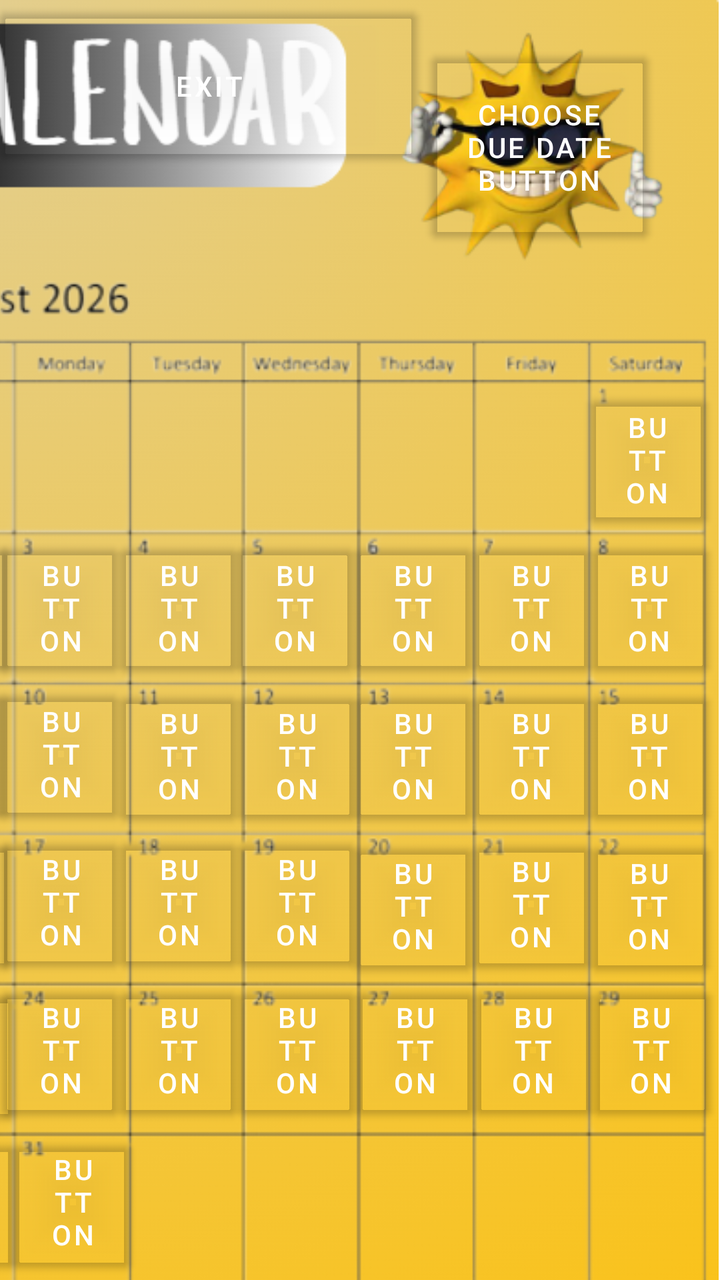
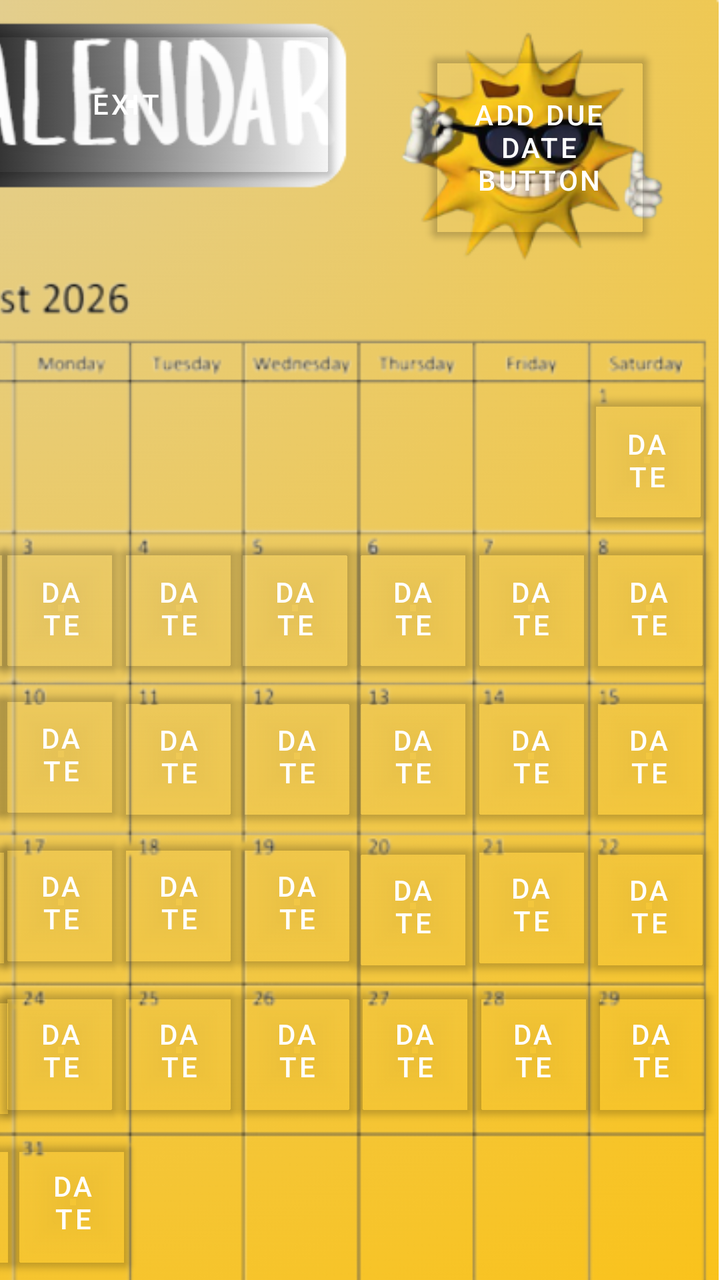

The first picture is an Android layout as it rendered before a commit; the second is the same layout after the commit. The layout source and the unified diff follow.
<!-- AndroidManifest.xml: application theme Theme._6buzzer -->
<!-- res/layout/activity_dav.xml -->
<?xml version="1.0" encoding="utf-8"?>
<androidx.constraintlayout.widget.ConstraintLayout xmlns:android="http://schemas.android.com/apk/res/android"
    xmlns:app="http://schemas.android.com/apk/res-auto"
    xmlns:tools="http://schemas.android.com/tools"
    android:id="@+id/main"
    android:layout_width="match_parent"
    android:layout_height="match_parent"
    tools:context=".Test.dav">

    <ImageView
        android:id="@+id/imageView7"
        android:layout_width="416dp"
        android:layout_height="735dp"
        app:layout_constraintEnd_toEndOf="parent"
        app:layout_constraintTop_toTopOf="parent"
        app:srcCompat="@drawable/_840951165_2501849846960874_5655598463162037192_n" />

    <Button
        android:id="@+id/button16"
        android:layout_width="59dp"
        android:layout_height="74dp"
        android:layout_marginTop="193dp"
        android:layout_marginEnd="7dp"
        android:backgroundTint="#00FFFFFF"
        android:text="Button"
        app:layout_constraintEnd_toEndOf="parent"
        app:layout_constraintTop_toTopOf="parent" />

    <Button
        android:id="@+id/button17"
        android:layout_width="59dp"
        android:layout_height="74dp"
        android:layout_marginTop="267dp"
        android:layout_marginEnd="6dp"
        android:backgroundTint="#00FFFFFF"
        android:text="Button"
        app:layout_constraintEnd_toEndOf="parent"
        app:layout_constraintTop_toTopOf="parent" />

    <Button
        android:id="@+id/button18"
        android:layout_width="59dp"
        android:layout_height="74dp"
        android:layout_marginTop="267dp"
        android:layout_marginEnd="65dp"
        android:backgroundTint="#00FFFFFF"
        android:text="Button"
        app:layout_constraintEnd_toEndOf="parent"
        app:layout_constraintTop_toTopOf="parent" />

    <Button
        android:id="@+id/button22"
        android:layout_width="59dp"
        android:layout_height="74dp"
        android:layout_marginTop="267dp"
        android:layout_marginEnd="124dp"
        android:backgroundTint="#00FFFFFF"
        android:text="Button"
        app:layout_constraintEnd_toEndOf="parent"
        app:layout_constraintTop_toTopOf="parent" />

    <Button
        android:id="@+id/button23"
        android:layout_width="59dp"
        android:layout_height="74dp"
        android:layout_marginTop="267dp"
        android:layout_marginEnd="183dp"
        android:backgroundTint="#00FFFFFF"
        android:text="Button"
        app:layout_constraintEnd_toEndOf="parent"
        app:layout_constraintTop_toTopOf="parent" />

    <Button
        android:id="@+id/button24"
        android:layout_width="59dp"
        android:layout_height="74dp"
        android:layout_marginTop="267dp"
        android:layout_marginEnd="241dp"
        android:backgroundTint="#00FFFFFF"
        android:text="Button"
        app:layout_constraintEnd_toEndOf="parent"
        app:layout_constraintTop_toTopOf="parent" />

    <Button
        android:id="@+id/button25"
        android:layout_width="59dp"
        android:layout_height="74dp"
        android:layout_marginTop="267dp"
        android:layout_marginEnd="300dp"
        android:backgroundTint="#00FFFFFF"
        android:text="Button"
        app:layout_constraintEnd_toEndOf="parent"
        app:layout_constraintTop_toTopOf="parent" />

    <Button
        android:id="@+id/button26"
        android:layout_width="59dp"
        android:layout_height="74dp"
        android:layout_marginTop="267dp"
        android:layout_marginEnd="355dp"
        android:backgroundTint="#00FFFFFF"
        android:text="Button"
        app:layout_constraintEnd_toEndOf="parent"
        app:layout_constraintTop_toTopOf="parent" />

    <Button
        android:id="@+id/button27"
        android:layout_width="59dp"
        android:layout_height="74dp"
        android:layout_marginTop="340dp"
        android:layout_marginEnd="356dp"
        android:backgroundTint="#00FFFFFF"
        android:text="Button"
        app:layout_constraintEnd_toEndOf="parent"
        app:layout_constraintTop_toTopOf="parent" />

    <Button
        android:id="@+id/button28"
        android:layout_width="59dp"
        android:layout_height="74dp"
        android:layout_marginTop="340dp"
        android:layout_marginEnd="300dp"
        android:backgroundTint="#00FFFFFF"
        android:text="Button"
        app:layout_constraintEnd_toEndOf="parent"
        app:layout_constraintTop_toTopOf="parent" />

    <Button
        android:id="@+id/button29"
        android:layout_width="59dp"
        android:layout_height="74dp"
        android:layout_marginTop="341dp"
        android:layout_marginEnd="241dp"
        android:backgroundTint="#00FFFFFF"
        android:text="Button"
        app:layout_constraintEnd_toEndOf="parent"
        app:layout_constraintTop_toTopOf="parent" />

    <Button
        android:id="@+id/button30"
        android:layout_width="59dp"
        android:layout_height="74dp"
        android:layout_marginTop="341dp"
        android:layout_marginEnd="182dp"
        android:backgroundTint="#00FFFFFF"
        android:text="Button"
        app:layout_constraintEnd_toEndOf="parent"
        app:layout_constraintTop_toTopOf="parent" />

    <Button
        android:id="@+id/button31"
        android:layout_width="59dp"
        android:layout_height="74dp"
        android:layout_marginTop="341dp"
        android:layout_marginEnd="124dp"
        android:backgroundTint="#00FFFFFF"
        android:text="Button"
        app:layout_constraintEnd_toEndOf="parent"
        app:layout_constraintTop_toTopOf="parent" />

    <Button
        android:id="@+id/button32"
        android:layout_width="59dp"
        android:layout_height="74dp"
        android:layout_marginTop="341dp"
        android:layout_marginEnd="65dp"
        android:backgroundTint="#00FFFFFF"
        android:text="Button"
        app:layout_constraintEnd_toEndOf="parent"
        app:layout_constraintTop_toTopOf="parent" />

    <Button
        android:id="@+id/button33"
        android:layout_width="59dp"
        android:layout_height="74dp"
        android:layout_marginTop="341dp"
        android:layout_marginEnd="6dp"
        android:backgroundTint="#00FFFFFF"
        android:text="Button"
        app:layout_constraintEnd_toEndOf="parent"
        app:layout_constraintTop_toTopOf="parent" />

    <Button
        android:id="@+id/button34"
        android:layout_width="59dp"
        android:layout_height="74dp"
        android:layout_marginTop="415dp"
        android:layout_marginEnd="354dp"
        android:backgroundTint="#00FFFFFF"
        android:text="Button"
        app:layout_constraintEnd_toEndOf="parent"
        app:layout_constraintTop_toTopOf="parent" />

    <Button
        android:id="@+id/button35"
        android:layout_width="59dp"
        android:layout_height="74dp"
        android:layout_marginTop="414dp"
        android:layout_marginEnd="300dp"
        android:backgroundTint="#00FFFFFF"
        android:text="Button"
        app:layout_constraintEnd_toEndOf="parent"
        app:layout_constraintTop_toTopOf="parent" />

    <Button
        android:id="@+id/button40"
        android:layout_width="59dp"
        android:layout_height="74dp"
        android:layout_marginTop="414dp"
        android:layout_marginEnd="241dp"
        android:backgroundTint="#00FFFFFF"
        android:text="Button"
        app:layout_constraintEnd_toEndOf="parent"
        app:layout_constraintTop_toTopOf="parent" />

    <Button
        android:id="@+id/button41"
        android:layout_width="59dp"
        android:layout_height="74dp"
        android:layout_marginTop="414dp"
        android:layout_marginEnd="182dp"
        android:backgroundTint="#00FFFFFF"
        android:text="Button"
        app:layout_constraintEnd_toEndOf="parent"
        app:layout_constraintTop_toTopOf="parent" />

    <Button
        android:id="@+id/button42"
        android:layout_width="59dp"
        android:layout_height="74dp"
        android:layout_marginTop="416dp"
        android:layout_marginEnd="124dp"
        android:backgroundTint="#00FFFFFF"
        android:text="Button"
        app:layout_constraintEnd_toEndOf="parent"
        app:layout_constraintTop_toTopOf="parent" />

    <Button
        android:id="@+id/button43"
        android:layout_width="59dp"
        android:layout_height="74dp"
        android:layout_marginTop="415dp"
        android:layout_marginEnd="65dp"
        android:backgroundTint="#00FFFFFF"
        android:text="Button"
        app:layout_constraintEnd_toEndOf="parent"
        app:layout_constraintTop_toTopOf="parent" />

    <Button
        android:id="@+id/button44"
        android:layout_width="59dp"
        android:layout_height="74dp"
        android:layout_marginTop="416dp"
        android:layout_marginEnd="6dp"
        android:backgroundTint="#00FFFFFF"
        android:text="Button"
        app:layout_constraintEnd_toEndOf="parent"
        app:layout_constraintTop_toTopOf="parent" />

    <Button
        android:id="@+id/button45"
        android:layout_width="59dp"
        android:layout_height="74dp"
        android:layout_marginTop="490dp"
        android:layout_marginEnd="352dp"
        android:backgroundTint="#00FFFFFF"
        android:text="Button"
        app:layout_constraintEnd_toEndOf="parent"
        app:layout_constraintTop_toTopOf="parent" />

    <Button
        android:id="@+id/button46"
        android:layout_width="59dp"
        android:layout_height="74dp"
        android:layout_marginTop="488dp"
        android:layout_marginEnd="300dp"
        android:backgroundTint="#00FFFFFF"
        android:text="Button"
        app:layout_constraintEnd_toEndOf="parent"
        app:layout_constraintTop_toTopOf="parent" />

    <Button
        android:id="@+id/button47"
        android:layout_width="59dp"
        android:layout_height="74dp"
        android:layout_marginTop="488dp"
        android:layout_marginEnd="241dp"
        android:backgroundTint="#00FFFFFF"
        android:text="Button"
        app:layout_constraintEnd_toEndOf="parent"
        app:layout_constraintTop_toTopOf="parent" />

    <Button
        android:id="@+id/button48"
        android:layout_width="59dp"
        android:layout_height="74dp"
        android:layout_marginTop="488dp"
        android:layout_marginEnd="182dp"
        android:backgroundTint="#00FFFFFF"
        android:text="Button"
        app:layout_constraintEnd_toEndOf="parent"
        app:layout_constraintTop_toTopOf="parent" />

    <Button
        android:id="@+id/button49"
        android:layout_width="59dp"
        android:layout_height="74dp"
        android:layout_marginTop="488dp"
        android:layout_marginEnd="123dp"
        android:backgroundTint="#00FFFFFF"
        android:text="Button"
        app:layout_constraintEnd_toEndOf="parent"
        app:layout_constraintTop_toTopOf="parent" />

    <Button
        android:id="@+id/button50"
        android:layout_width="59dp"
        android:layout_height="74dp"
        android:layout_marginTop="488dp"
        android:layout_marginEnd="64dp"
        android:backgroundTint="#00FFFFFF"
        android:text="Button"
        app:layout_constraintEnd_toEndOf="parent"
        app:layout_constraintTop_toTopOf="parent" />

    <Button
        android:id="@+id/button51"
        android:layout_width="59dp"
        android:layout_height="74dp"
        android:layout_marginTop="488dp"
        android:layout_marginEnd="5dp"
        android:backgroundTint="#00FFFFFF"
        android:text="Button"
        app:layout_constraintEnd_toEndOf="parent"
        app:layout_constraintTop_toTopOf="parent" />

    <Button
        android:id="@+id/button52"
        android:layout_width="59dp"
        android:layout_height="74dp"
        android:layout_marginTop="564dp"
        android:layout_marginEnd="352dp"
        android:backgroundTint="#00FFFFFF"
        android:text="Button"
        app:layout_constraintEnd_toEndOf="parent"
        app:layout_constraintTop_toTopOf="parent" />

    <Button
        android:id="@+id/button53"
        android:layout_width="59dp"
        android:layout_height="74dp"
        android:layout_marginTop="564dp"
        android:layout_marginEnd="294dp"
        android:backgroundTint="#00FFFFFF"
        android:text="Button"
        app:layout_constraintEnd_toEndOf="parent"
        app:layout_constraintTop_toTopOf="parent" />

    <Button
        android:id="@+id/button54"
        android:layout_width="109dp"
        android:layout_height="103dp"
        android:layout_marginTop="22dp"
        android:layout_marginEnd="36dp"
        android:backgroundTint="#00FFFFFF"
        android:text="choose due date button"
        app:layout_constraintEnd_toEndOf="parent"
        app:layout_constraintTop_toTopOf="parent" />

    <Button
        android:id="@+id/button55"
        android:layout_width="209dp"
        android:layout_height="86dp"
        android:backgroundTint="#00FFFFFF"
        android:text="exit"
        tools:layout_editor_absoluteX="9dp"
        tools:layout_editor_absoluteY="9dp" />

</androidx.constraintlayout.widget.ConstraintLayout>
<!-- resources referenced by this layout -->
<resources>
  <!-- drawable _840951165_2501849846960874_5655598463162037192_n: png bitmap (drawable-xhdpi, 206605 bytes) -->
  <style name="Theme._6buzzer" parent="Theme.MaterialComponents.DayNight.DarkActionBar">
          
          <item name="colorPrimary">@color/purple_500</item>
          <item name="colorPrimaryVariant">@color/purple_700</item>
          <item name="colorOnPrimary">@color/white</item>
          
          <item name="colorSecondary">@color/teal_200</item>
          <item name="colorSecondaryVariant">@color/teal_700</item>
          <item name="colorOnSecondary">@color/black</item>
          
          <item name="android:statusBarColor">?attr/colorPrimaryVariant</item>
          
      </style>
  <color name="purple_500">#FF6200EE</color>
  <color name="purple_700">#FF3700B3</color>
  <color name="white">#FFFFFFFF</color>
  <color name="teal_200">#FF03DAC5</color>
  <color name="teal_700">#FF018786</color>
  <color name="black">#FF000000</color>
</resources>

<!-- the commit's change to res/layout/activity_dav.xml (unified diff, before → after) -->
@@ -22,7 +22,7 @@
         android:layout_marginTop="193dp"
         android:layout_marginEnd="7dp"
         android:backgroundTint="#00FFFFFF"
-        android:text="Button"
+        android:text="date"
         app:layout_constraintEnd_toEndOf="parent"
         app:layout_constraintTop_toTopOf="parent" />
 
@@ -33,7 +33,7 @@
         android:layout_marginTop="267dp"
         android:layout_marginEnd="6dp"
         android:backgroundTint="#00FFFFFF"
-        android:text="Button"
+        android:text="date"
         app:layout_constraintEnd_toEndOf="parent"
         app:layout_constraintTop_toTopOf="parent" />
 
@@ -44,7 +44,7 @@
         android:layout_marginTop="267dp"
         android:layout_marginEnd="65dp"
         android:backgroundTint="#00FFFFFF"
-        android:text="Button"
+        android:text="date"
         app:layout_constraintEnd_toEndOf="parent"
         app:layout_constraintTop_toTopOf="parent" />
 
@@ -55,7 +55,7 @@
         android:layout_marginTop="267dp"
         android:layout_marginEnd="124dp"
         android:backgroundTint="#00FFFFFF"
-        android:text="Button"
+        android:text="date"
         app:layout_constraintEnd_toEndOf="parent"
         app:layout_constraintTop_toTopOf="parent" />
 
@@ -66,7 +66,7 @@
         android:layout_marginTop="267dp"
         android:layout_marginEnd="183dp"
         android:backgroundTint="#00FFFFFF"
-        android:text="Button"
+        android:text="date"
         app:layout_constraintEnd_toEndOf="parent"
         app:layout_constraintTop_toTopOf="parent" />
 
@@ -77,7 +77,7 @@
         android:layout_marginTop="267dp"
         android:layout_marginEnd="241dp"
         android:backgroundTint="#00FFFFFF"
-        android:text="Button"
+        android:text="date"
         app:layout_constraintEnd_toEndOf="parent"
         app:layout_constraintTop_toTopOf="parent" />
 
@@ -88,7 +88,7 @@
         android:layout_marginTop="267dp"
         android:layout_marginEnd="300dp"
         android:backgroundTint="#00FFFFFF"
-        android:text="Button"
+        android:text="date"
         app:layout_constraintEnd_toEndOf="parent"
         app:layout_constraintTop_toTopOf="parent" />
 
@@ -99,7 +99,7 @@
         android:layout_marginTop="267dp"
         android:layout_marginEnd="355dp"
         android:backgroundTint="#00FFFFFF"
-        android:text="Button"
+        android:text="date"
         app:layout_constraintEnd_toEndOf="parent"
         app:layout_constraintTop_toTopOf="parent" />
 
@@ -110,7 +110,7 @@
         android:layout_marginTop="340dp"
         android:layout_marginEnd="356dp"
         android:backgroundTint="#00FFFFFF"
-        android:text="Button"
+        android:text="date"
         app:layout_constraintEnd_toEndOf="parent"
         app:layout_constraintTop_toTopOf="parent" />
 
@@ -121,7 +121,7 @@
         android:layout_marginTop="340dp"
         android:layout_marginEnd="300dp"
         android:backgroundTint="#00FFFFFF"
-        android:text="Button"
+        android:text="date"
         app:layout_constraintEnd_toEndOf="parent"
         app:layout_constraintTop_toTopOf="parent" />
 
@@ -132,7 +132,7 @@
         android:layout_marginTop="341dp"
         android:layout_marginEnd="241dp"
         android:backgroundTint="#00FFFFFF"
-        android:text="Button"
+        android:text="date"
         app:layout_constraintEnd_toEndOf="parent"
         app:layout_constraintTop_toTopOf="parent" />
 
@@ -143,7 +143,7 @@
         android:layout_marginTop="341dp"
         android:layout_marginEnd="182dp"
         android:backgroundTint="#00FFFFFF"
-        android:text="Button"
+        android:text="date"
         app:layout_constraintEnd_toEndOf="parent"
         app:layout_constraintTop_toTopOf="parent" />
 
@@ -154,7 +154,7 @@
         android:layout_marginTop="341dp"
         android:layout_marginEnd="124dp"
         android:backgroundTint="#00FFFFFF"
-        android:text="Button"
+        android:text="date"
         app:layout_constraintEnd_toEndOf="parent"
         app:layout_constraintTop_toTopOf="parent" />
 
@@ -165,7 +165,7 @@
         android:layout_marginTop="341dp"
         android:layout_marginEnd="65dp"
         android:backgroundTint="#00FFFFFF"
-        android:text="Button"
+        android:text="date"
         app:layout_constraintEnd_toEndOf="parent"
         app:layout_constraintTop_toTopOf="parent" />
 
@@ -176,7 +176,7 @@
         android:layout_marginTop="341dp"
         android:layout_marginEnd="6dp"
         android:backgroundTint="#00FFFFFF"
-        android:text="Button"
+        android:text="date"
         app:layout_constraintEnd_toEndOf="parent"
         app:layout_constraintTop_toTopOf="parent" />
 
@@ -187,7 +187,7 @@
         android:layout_marginTop="415dp"
         android:layout_marginEnd="354dp"
         android:backgroundTint="#00FFFFFF"
-        android:text="Button"
+        android:text="date"
         app:layout_constraintEnd_toEndOf="parent"
         app:layout_constraintTop_toTopOf="parent" />
 
@@ -198,7 +198,7 @@
         android:layout_marginTop="414dp"
         android:layout_marginEnd="300dp"
         android:backgroundTint="#00FFFFFF"
-        android:text="Button"
+        android:text="date"
         app:layout_constraintEnd_toEndOf="parent"
         app:layout_constraintTop_toTopOf="parent" />
 
@@ -209,7 +209,7 @@
         android:layout_marginTop="414dp"
         android:layout_marginEnd="241dp"
         android:backgroundTint="#00FFFFFF"
-        android:text="Button"
+        android:text="date"
         app:layout_constraintEnd_toEndOf="parent"
         app:layout_constraintTop_toTopOf="parent" />
 
@@ -220,7 +220,7 @@
         android:layout_marginTop="414dp"
         android:layout_marginEnd="182dp"
         android:backgroundTint="#00FFFFFF"
-        android:text="Button"
+        android:text="date"
         app:layout_constraintEnd_toEndOf="parent"
         app:layout_constraintTop_toTopOf="parent" />
 
@@ -231,7 +231,7 @@
         android:layout_marginTop="416dp"
         android:layout_marginEnd="124dp"
         android:backgroundTint="#00FFFFFF"
-        android:text="Button"
+        android:text="date"
         app:layout_constraintEnd_toEndOf="parent"
         app:layout_constraintTop_toTopOf="parent" />
 
@@ -242,7 +242,7 @@
         android:layout_marginTop="415dp"
         android:layout_marginEnd="65dp"
         android:backgroundTint="#00FFFFFF"
-        android:text="Button"
+        android:text="date"
         app:layout_constraintEnd_toEndOf="parent"
         app:layout_constraintTop_toTopOf="parent" />
 
@@ -253,7 +253,7 @@
         android:layout_marginTop="416dp"
         android:layout_marginEnd="6dp"
         android:backgroundTint="#00FFFFFF"
-        android:text="Button"
+        android:text="date"
         app:layout_constraintEnd_toEndOf="parent"
         app:layout_constraintTop_toTopOf="parent" />
 
@@ -264,7 +264,7 @@
         android:layout_marginTop="490dp"
         android:layout_marginEnd="352dp"
         android:backgroundTint="#00FFFFFF"
-        android:text="Button"
+        android:text="date"
         app:layout_constraintEnd_toEndOf="parent"
         app:layout_constraintTop_toTopOf="parent" />
 
@@ -275,7 +275,7 @@
         android:layout_marginTop="488dp"
         android:layout_marginEnd="300dp"
         android:backgroundTint="#00FFFFFF"
-        android:text="Button"
+        android:text="date"
         app:layout_constraintEnd_toEndOf="parent"
         app:layout_constraintTop_toTopOf="parent" />
 
@@ -286,7 +286,7 @@
         android:layout_marginTop="488dp"
         android:layout_marginEnd="241dp"
         android:backgroundTint="#00FFFFFF"
-        android:text="Button"
+        android:text="date"
         app:layout_constraintEnd_toEndOf="parent"
         app:layout_constraintTop_toTopOf="parent" />
 
@@ -297,7 +297,7 @@
         android:layout_marginTop="488dp"
         android:layout_marginEnd="182dp"
         android:backgroundTint="#00FFFFFF"
-        android:text="Button"
+        android:text="date"
         app:layout_constraintEnd_toEndOf="parent"
         app:layout_constraintTop_toTopOf="parent" />
 
@@ -308,7 +308,7 @@
         android:layout_marginTop="488dp"
         android:layout_marginEnd="123dp"
         android:backgroundTint="#00FFFFFF"
-        android:text="Button"
+        android:text="date"
         app:layout_constraintEnd_toEndOf="parent"
         app:layout_constraintTop_toTopOf="parent" />
 
@@ -319,7 +319,7 @@
         android:layout_marginTop="488dp"
         android:layout_marginEnd="64dp"
         android:backgroundTint="#00FFFFFF"
-        android:text="Button"
+        android:text="date"
         app:layout_constraintEnd_toEndOf="parent"
         app:layout_constraintTop_toTopOf="parent" />
 
@@ -330,7 +330,7 @@
         android:layout_marginTop="488dp"
         android:layout_marginEnd="5dp"
         android:backgroundTint="#00FFFFFF"
-        android:text="Button"
+        android:text="date"
         app:layout_constraintEnd_toEndOf="parent"
         app:layout_constraintTop_toTopOf="parent" />
 
@@ -341,7 +341,7 @@
         android:layout_marginTop="564dp"
         android:layout_marginEnd="352dp"
         android:backgroundTint="#00FFFFFF"
-        android:text="Button"
+        android:text="date"
         app:layout_constraintEnd_toEndOf="parent"
         app:layout_constraintTop_toTopOf="parent" />
 
@@ -352,7 +352,7 @@
         android:layout_marginTop="564dp"
         android:layout_marginEnd="294dp"
         android:backgroundTint="#00FFFFFF"
-        android:text="Button"
+        android:text="date"
         app:layout_constraintEnd_toEndOf="parent"
         app:layout_constraintTop_toTopOf="parent" />
 
@@ -363,7 +363,7 @@
         android:layout_marginTop="22dp"
         android:layout_marginEnd="36dp"
         android:backgroundTint="#00FFFFFF"
-        android:text="choose due date button"
+        android:text="add due date button"
         app:layout_constraintEnd_toEndOf="parent"
         app:layout_constraintTop_toTopOf="parent" />
 
@@ -371,9 +371,11 @@
         android:id="@+id/button55"
         android:layout_width="209dp"
         android:layout_height="86dp"
+        android:layout_marginTop="9dp"
+        android:layout_marginEnd="193dp"
         android:backgroundTint="#00FFFFFF"
         android:text="exit"
-        tools:layout_editor_absoluteX="9dp"
-        tools:layout_editor_absoluteY="9dp" />
+        app:layout_constraintEnd_toEndOf="parent"
+        app:layout_constraintTop_toTopOf="parent" />
 
 </androidx.constraintlayout.widget.ConstraintLayout>
